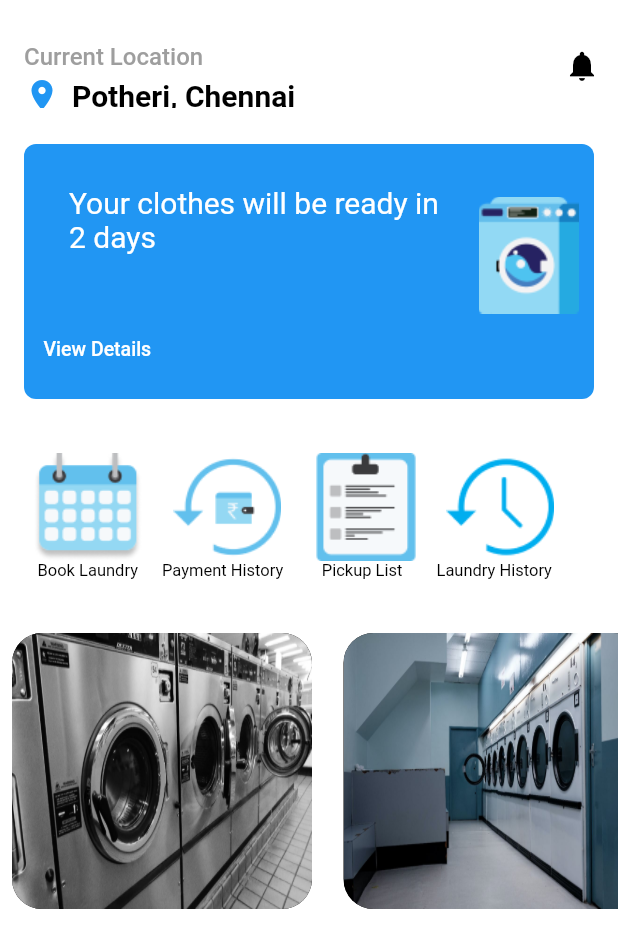
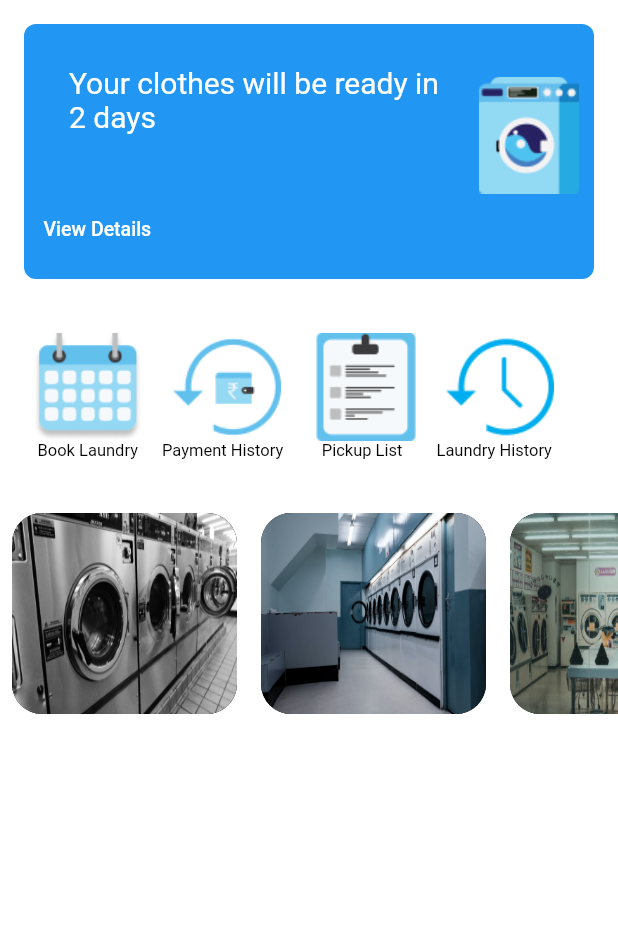
Before and after one commit to rm5973/demo2, a Flutter app: the MyHomePage screen opened directly, on a phone screen of 412 x 824 dp. Shown: the top 948 px of the screen. Run offline on Flutter 3.47's test engine with Material 2 defaults, Android fonts, the phone set to English and light mode, and no system bars; our stand-ins replace carousel_slider, curved_navigation_bar, google_nav_bar, hexcolor, line_icons, lite_rolling_switch and 1 more; missing offline and left inert: clippy_flutter, dart:ffi, sliding_switch.

Commit message:
new update

```diff
--- a/lib/homescreen.dart
+++ b/lib/homescreen.dart
@@ -192,64 +192,64 @@ class _MyHomePageState extends State<MyHomePage> {
   Widget build(BuildContext context) {
     return Scaffold(
       backgroundColor: Colors.white,
-      appBar: PreferredSize(
-        preferredSize: Size.fromHeight(80), // Increase the app bar height
-        child: Padding(
-          padding: const EdgeInsets.only(top: 16.0),
-          child: AppBar(
-            automaticallyImplyLeading: false, // Remove the back button
-            backgroundColor: Colors.white, // Set app bar color to white
-            elevation: 0, // Remove the shadow
-            title: GestureDetector(
-              child: Column(
-                // Use Column to align texts vertically
-                crossAxisAlignment:
-                    CrossAxisAlignment.start, // Align the text to the left
-                children: [
-                  Padding(
-                    padding: EdgeInsets.only(
-                        top: 16), // Add top padding of 16 pixels
-                    child: Text(
-                      'Current Location',
-                      style: TextStyle(
-                        fontSize: 16,
-                        color: Colors.grey, // Set the color to grey
-                      ),
-                    ),
-                  ),
-                  SizedBox(height: 4), // Add some space between the texts
-                  Row(
-                    // Use Row to align icon and text horizontally
-                    children: [
-                      Icon(Icons.location_on,
-                          color: Colors.blue), // Location icon on the left
-                      SizedBox(width: 8),
-                      Text(
-                        "Potheri, Chennai",
-                        style: TextStyle(
-                          fontSize: 20,
-                          fontWeight:
-                              FontWeight.bold, // Set the font weight to bold
-                          color: Colors.black, // Set the text color to black
-                        ),
-                      ),
-                    ],
-                  ),
-                ],
-              ),
-            ),
-            actions: [
-              IconButton(
-                icon: Icon(Icons.notifications,
-                    color: Colors.black), // Set icon color to black
-                onPressed: () {
-                  // Handle notification icon press
-                },
-              ),
-            ],
-          ),
-        ),
-      ),
+      // appBar: PreferredSize(
+      //   preferredSize: Size.fromHeight(80), // Increase the app bar height
+      //   child: Padding(
+      //     padding: const EdgeInsets.only(top: 16.0),
+      //     child: AppBar(
+      //       automaticallyImplyLeading: false, // Remove the back button
+      //       backgroundColor: Colors.white, // Set app bar color to white
+      //       elevation: 0, // Remove the shadow
+      //       title: GestureDetector(
+      //         child: Column(
+      //           // Use Column to align texts vertically
+      //           crossAxisAlignment:
+      //               CrossAxisAlignment.start, // Align the text to the left
+      //           children: [
+      //             Padding(
+      //               padding: EdgeInsets.only(
+      //                   top: 16), // Add top padding of 16 pixels
+      //               child: Text(
+      //                 'Current Location',
+      //                 style: TextStyle(
+      //                   fontSize: 16,
+      //                   color: Colors.grey, // Set the color to grey
+      //                 ),
+      //               ),
+      //             ),
+      //             SizedBox(height: 4), // Add some space between the texts
+      //             Row(
+      //               // Use Row to align icon and text horizontally
+      //               children: [
+      //                 Icon(Icons.location_on,
+      //                     color: Colors.blue), // Location icon on the left
+      //                 SizedBox(width: 8),
+      //                 Text(
+      //                   "Potheri, Chennai",
+      //                   style: TextStyle(
+      //                     fontSize: 20,
+      //                     fontWeight:
+      //                         FontWeight.bold, // Set the font weight to bold
+      //                     color: Colors.black, // Set the text color to black
+      //                   ),
+      //                 ),
+      //               ],
+      //             ),
+      //           ],
+      //         ),
+      //       ),
+      //       actions: [
+      //         IconButton(
+      //           icon: Icon(Icons.notifications,
+      //               color: Colors.black), // Set icon color to black
+      //           onPressed: () {
+      //             // Handle notification icon press
+      //           },
+      //         ),
+      //       ],
+      //     ),
+      //   ),
+      // ),
       body: SafeArea(
         child: Column(
           children: [
@@ -456,23 +456,13 @@ class _MyHomePageState extends State<MyHomePage> {
               height: 20.0,
             ),
             Container(
-              height: 200,
-              child: Expanded(
-                  child: ListView(
-                scrollDirection: Axis.horizontal,
-                children: <Widget>[
-                  carousal(image: 'images/laundaryimg1.jpeg'),
-                  SizedBox(
-                    width: 5,
-                  ),
-                  carousal(image: 'images/laundaryimg2.jpeg'),
-                  SizedBox(
-                    width: 5,
-                  ),
-                  carousal(image: 'images/laundaryimg3.jpeg')
-                ],
-              )),
-            )
+                height: 150,
+                child: ListView.builder(
+                    scrollDirection: Axis.horizontal,
+                    itemCount: imageList.length,
+                    itemBuilder: (context, index) {
+                      return carousal(image: imageList[index]['image_path']);
+                    }))
           ],
         ),
       ),
@@ -492,7 +482,7 @@ class carousal extends StatelessWidget {
         decoration: BoxDecoration(
             borderRadius: BorderRadius.circular(20), color: Colors.black),
         height: 50,
-        width: 200,
+        width: 150,
         child: ClipRRect(
           borderRadius: BorderRadius.circular(20),
           child: Image.asset(
```
Also changed, not shown: 1 other file.
